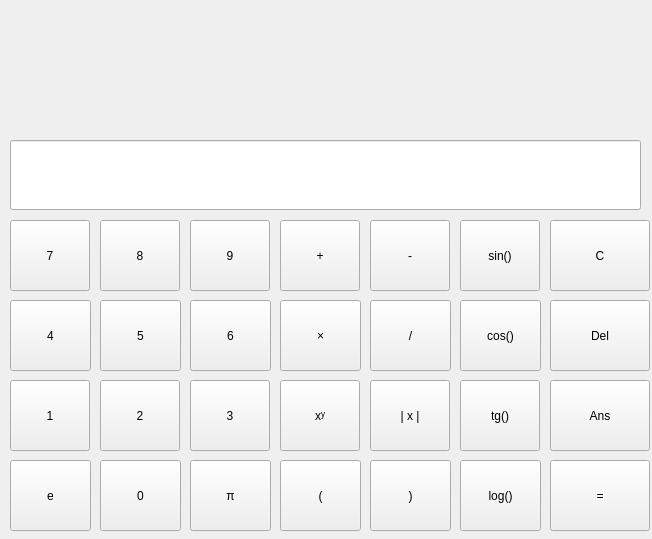
First picture: the form in form.ui, repository kudmo/Calculator, before the edit.
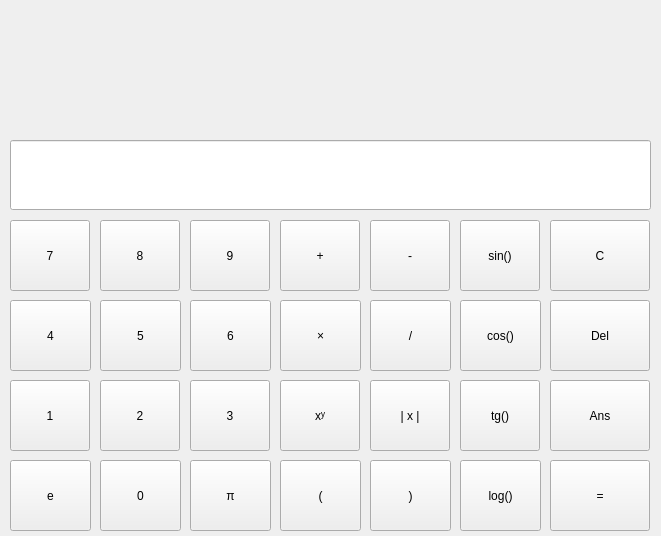
Second picture: the form after the edit.

Commit message: Rewrited MainWindow title to Calculator. Fixed interface

Patch:
```diff
--- a/form.ui
+++ b/form.ui
@@ -6,8 +6,8 @@
    <rect>
     <x>0</x>
     <y>0</y>
-    <width>652</width>
-    <height>539</height>
+    <width>661</width>
+    <height>536</height>
    </rect>
   </property>
   <property name="windowTitle">
@@ -382,7 +382,7 @@
     <rect>
      <x>10</x>
      <y>140</y>
-     <width>631</width>
+     <width>641</width>
      <height>70</height>
     </rect>
    </property>
@@ -398,7 +398,7 @@
     <rect>
      <x>10</x>
      <y>20</y>
-     <width>621</width>
+     <width>641</width>
      <height>111</height>
     </rect>
    </property>
```
Left out of the diff: 2 changed lines with no effect on the pictures. The commit also changes 2 other files.
